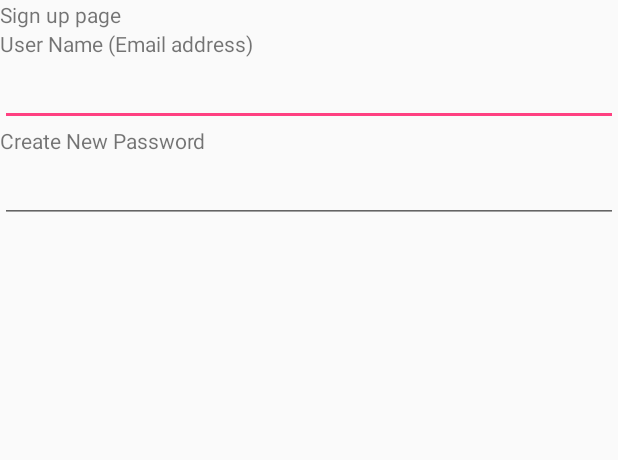
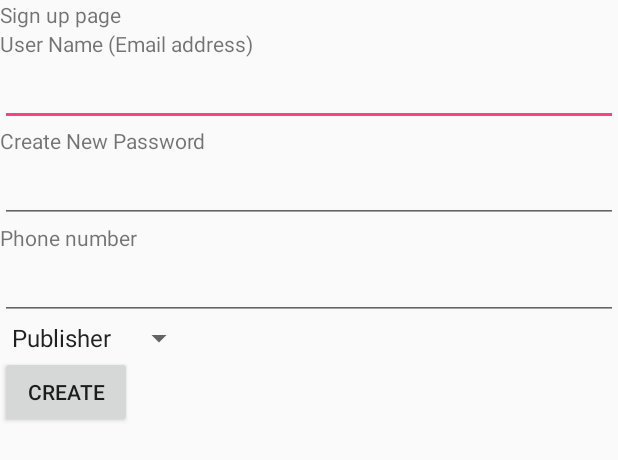
Before and after one commit to UDAYKIRAN588/Fill_tummy, an Android app: the layout tummy_signup.xml on its own in the app's theme, with its tools: preview values and no code run, on a phone screen of 412 x 824 dp. Shown: the top 460 px of the screen. Run offline under Robolectric (Android 15) with nearby library versions, the phone set to English and light mode, and no system bars.

Commit message:
modified tummy_signup and tummy_login

```diff
--- a/app/src/main/res/layout/tummy_login.xml
+++ b/app/src/main/res/layout/tummy_login.xml
@@ -17,13 +17,7 @@
         android:layout_height="wrap_content"
         android:text="Username"/>
 
-    <EditText
-        android:layout_width="match_parent"
-        android:layout_height="wrap_content"
-        android:inputType="textPassword"
-        android:ems="10"
-        android:id="@+id/editText"
-        android:layout_gravity="right" />
+
 
     <EditText
         android:id="@+id/username"
@@ -36,11 +30,13 @@
         android:layout_height="wrap_content"
         android:text="Password"/>
 
-    <TextView
-        android:id="@+id/password"
+    <EditText
         android:layout_width="match_parent"
         android:layout_height="wrap_content"
-        android:inputType="textPassword"/>
+        android:inputType="textPassword"
+        android:ems="10"
+        android:id="@+id/password"
+        android:layout_gravity="right" />
 
 
     <Button
@@ -58,7 +54,8 @@
         android:id="@+id/signup"
         android:layout_width="wrap_content"
         android:layout_height="wrap_content"
-        android:text="Sign up"/>
+        android:text="Sign up"
+        />
 
 
 
--- a/app/src/main/res/layout/tummy_signup.xml
+++ b/app/src/main/res/layout/tummy_signup.xml
@@ -22,7 +22,7 @@
         android:layout_gravity="right" />
 
     <TextView
-        android:id="@+id/password"
+
         android:layout_width="match_parent"
         android:layout_height="wrap_content"
         android:text="Create New Password"/>
@@ -33,7 +33,32 @@
         android:layout_height="wrap_content"
         android:inputType="textPassword"
         android:id="@+id/password"
-        android:layout_gravity="right" />
+         />
+    <TextView
+        android:layout_width="match_parent"
+        android:layout_height="wrap_content"
+        android:text="Phone number"/>
+
+
+    <EditText
+        android:layout_width="match_parent"
+        android:layout_height="wrap_content"
+        android:inputType="number"
+        android:id="@+id/Phonenumber"
+         />
+
+    <Spinner
+        android:id="@+id/signupsp"
+        android:layout_width="wrap_content"
+        android:layout_height="wrap_content"
+        android:entries="@array/type"
+        />
+    <Button
+        android:id="@+id/Create"
+        android:layout_width="wrap_content"
+        android:layout_height="wrap_content"
+        android:text="Create"/>
+
 
 
 
```
